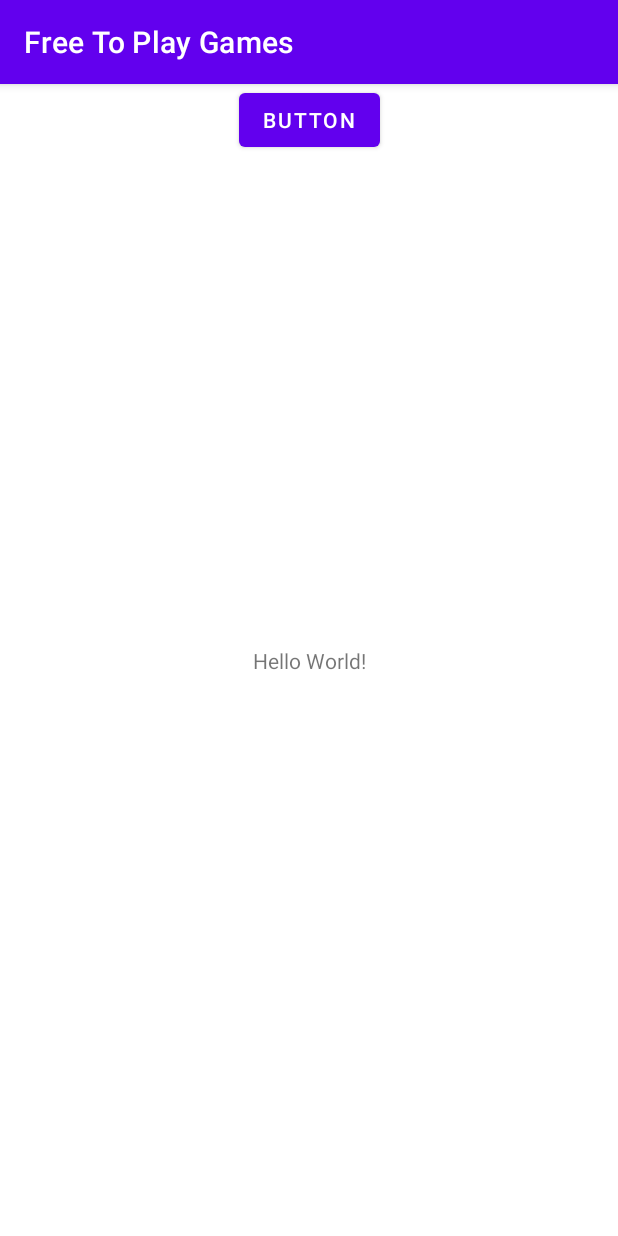
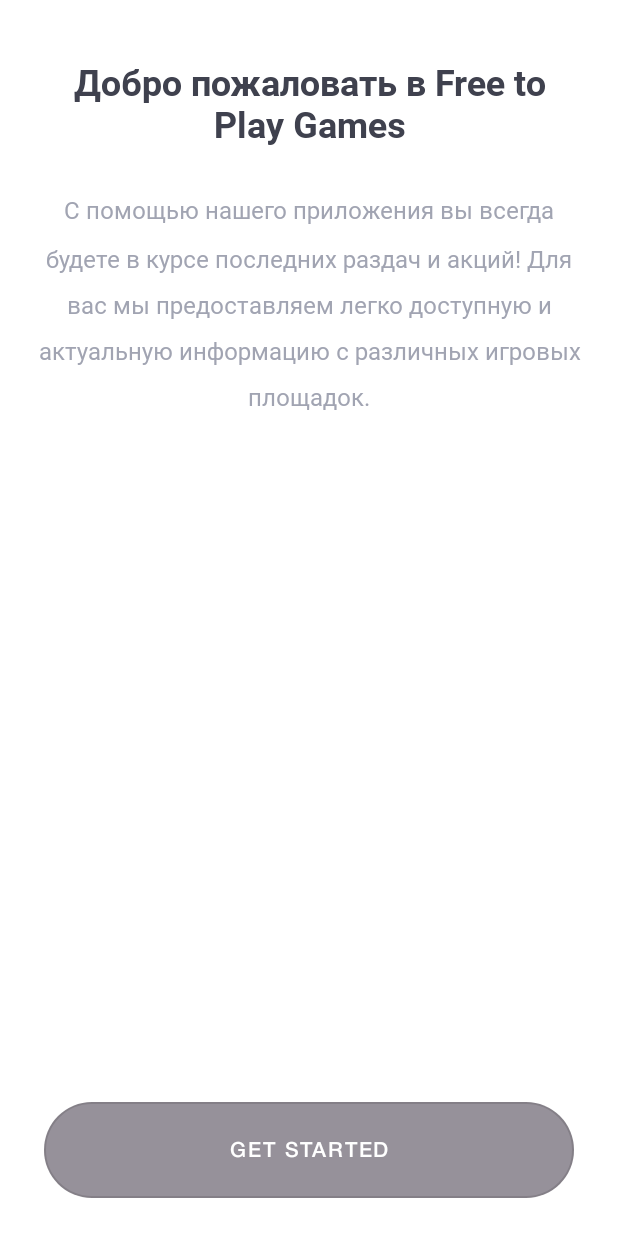
Before and after one commit to Alex0656/Free-To-Play-Games, an Android app: the screen it shows after launch (MainActivity before the commit, StartScreenActivity after it), on a phone screen of 412 x 824 dp. Run offline under Robolectric (Android 15) with nearby library versions, the phone set to English and light mode, and no system bars.

Commit message:
Закончил создание стартового экрана

```diff
--- a/app/src/main/AndroidManifest.xml
+++ b/app/src/main/AndroidManifest.xml
@@ -10,7 +10,13 @@
         android:supportsRtl="true"
         android:theme="@style/Theme.FreeToPlayGames">
         <activity
+            android:name=".Platform"
+            android:exported="false" />
+        <activity
             android:name=".MainActivity"
+            android:exported="false" />
+        <activity
+            android:name=".StartScreenActivity"
             android:exported="true">
             <intent-filter>
                 <action android:name="android.intent.action.MAIN" />
--- /dev/null
+++ b/app/src/main/java/com/example/freetoplaygames/StartScreenActivity.kt
@@ -0,0 +1,22 @@
+package com.example.freetoplaygames
+
+import android.content.Intent
+import androidx.appcompat.app.AppCompatActivity
+import android.os.Bundle
+import android.view.View
+import androidx.core.content.ContextCompat
+
+class StartScreenActivity : AppCompatActivity() {
+    override fun onCreate(savedInstanceState: Bundle?) {
+        super.onCreate(savedInstanceState)
+        setContentView(R.layout.activity_start_screen)
+
+        window.decorView.systemUiVisibility= View.SYSTEM_UI_FLAG_LIGHT_STATUS_BAR
+        window.statusBarColor = ContextCompat.getColor(this,R.color.white)
+    }
+
+    fun onClickGoPlatform(view: View){
+        val intent = Intent(this, Platform::class.java)
+        startActivity(intent)
+    }
+}
--- /dev/null
+++ b/app/src/main/res/layout/activity_start_screen.xml
@@ -0,0 +1,43 @@
+<?xml version="1.0" encoding="utf-8"?>
+<androidx.constraintlayout.widget.ConstraintLayout xmlns:android="http://schemas.android.com/apk/res/android"
+    xmlns:app="http://schemas.android.com/apk/res-auto"
+    xmlns:tools="http://schemas.android.com/tools"
+    android:layout_width="match_parent"
+    android:layout_height="match_parent"
+    tools:context=".StartScreenActivity">
+    <TextView
+        android:id="@+id/start"
+        android:layout_marginHorizontal="27dp"
+        android:layout_marginTop="38dp"
+        android:text="@string/start"
+        app:layout_constraintEnd_toEndOf="parent"
+        app:layout_constraintStart_toStartOf="parent"
+        app:layout_constraintTop_toTopOf="parent"
+        style="@style/text_24sp_bold" />
+
+    <TextView
+        android:id="@+id/info_01"
+        android:text="@string/info_01"
+        style="@style/roboto_reg_16"
+        android:lineSpacingMultiplier="1.65"
+        android:layout_marginTop="30dp"
+        android:layout_marginHorizontal="20dp"
+
+        app:layout_constraintEnd_toEndOf="parent"
+        app:layout_constraintStart_toStartOf="parent"
+        app:layout_constraintTop_toBottomOf="@+id/start" />
+
+
+    <com.google.android.material.button.MaterialButton
+        android:id="@+id/GET_STARTED"
+        style="@style/Button"
+        android:layout_marginHorizontal="29dp"
+        android:layout_marginBottom="19dp"
+
+        android:onClick="onClickGoPlatform"
+        android:text="@string/get_started"
+        app:layout_constraintBottom_toBottomOf="parent"
+        app:layout_constraintEnd_toEndOf="parent"
+        app:layout_constraintStart_toStartOf="parent" />
+
+</androidx.constraintlayout.widget.ConstraintLayout>
--- /dev/null
+++ b/app/src/main/res/values-night/styles.xml
@@ -0,0 +1,4 @@
+<?xml version="1.0" encoding="utf-8"?>
+<resources>
+
+</resources>
--- a/app/src/main/res/values/colors.xml
+++ b/app/src/main/res/values/colors.xml
@@ -7,4 +7,7 @@
     <color name="teal_700">#FF018786</color>
     <color name="black">#FF000000</color>
     <color name="white">#FFFFFFFF</color>
+    <color name="button_style">#96919A</color>
+    <color name="silver">#A1A4B2</color>
+    <color name="my_black">#3F414E</color>
 </resources>
--- a/app/src/main/res/values/strings.xml
+++ b/app/src/main/res/values/strings.xml
@@ -1,3 +1,6 @@
 <resources>
     <string name="app_name">Free To Play Games</string>
+    <string name="start">Добро пожаловать в Free to Play Games</string>
+    <string name="get_started">GET STARTED</string>
+    <string name="info_01"> С помощью нашего приложения вы всегда будете в курсе последних раздач и акций! Для вас мы предоставляем легко доступную и актуальную информацию с различных игровых площадок. </string>
 </resources>
--- /dev/null
+++ b/app/src/main/res/values/styles.xml
@@ -0,0 +1,34 @@
+<?xml version="1.0" encoding="utf-8"?>
+<resources>
+
+    <style name="text_24sp_bold">
+        <item name="android:layout_width">match_parent</item>
+        <item name="android:layout_height">0dp</item>
+        <item name="android:textSize">24sp</item>
+        <item name="android:textColor">@color/my_black</item>
+        <item name="android:fontFamily">@font/roboto_bold</item>
+        <item name="android:gravity">center</item>
+    </style>
+
+    <style name="Button" parent="Widget.MaterialComponents.Button.OutlinedButton">
+        <item name="android:paddingTop">24dp</item>
+        <item name="android:paddingBottom">24dp</item>
+        <item name="cornerRadius">38dp</item>
+        <item name="backgroundTint">@color/button_style</item>
+        <item name="android:textColor">@color/white</item>
+        <item name="android:textSize">14sp</item>
+        <item name="android:fontFamily">@font/helvetica_neue_cyr_medium</item>
+        <item name="android:layout_width">0dp</item>
+        <item name="android:layout_height">wrap_content</item>
+    </style>
+
+    <style name="roboto_reg_16">
+        <item name="android:layout_width">match_parent</item>
+        <item name="android:layout_height">0dp</item>
+        <item name="android:fontFamily">@font/roboto_regular</item>
+        <item name="android:gravity">center</item>
+        <item name="android:lineSpacingMultiplier">1.65</item>
+        <item name="android:textColor">@color/silver</item>
+        <item name="android:textSize">16sp</item>
+    </style>
+</resources>
--- a/app/src/main/res/values/themes.xml
+++ b/app/src/main/res/values/themes.xml
@@ -1,6 +1,6 @@
 <resources xmlns:tools="http://schemas.android.com/tools">
     <!-- Base application theme. -->
-    <style name="Theme.FreeToPlayGames" parent="Theme.MaterialComponents.DayNight.DarkActionBar">
+    <style name="Theme.FreeToPlayGames" parent="Theme.MaterialComponents.DayNight.NoActionBar">
         <!-- Primary brand color. -->
         <item name="colorPrimary">@color/purple_500</item>
         <item name="colorPrimaryVariant">@color/purple_700</item>
```
Also changed, not shown: app/src/main/java/com/example/freetoplaygames/Platform.kt (added, +11 -0 lines), app/src/main/res/layout/activity_platform.xml (added, +16 -0 lines), app/src/main/res/font/airbnb_cereal_black.otf (added), app/src/main/res/font/airbnb_cereal_black2.ttf (added), app/src/main/res/font/airbnb_cereal_bold.otf (added), app/src/main/res/font/helvetica_neue_bold.ttf (added), app/src/main/res/font/helvetica_neue_cyr_light.ttf (added), app/src/main/res/font/helvetica_neue_cyr_medium.ttf (added), app/src/main/res/font/roboto_bold.ttf (added), app/src/main/res/font/roboto_medium.ttf (added), app/src/main/res/font/roboto_regular.ttf (added).
